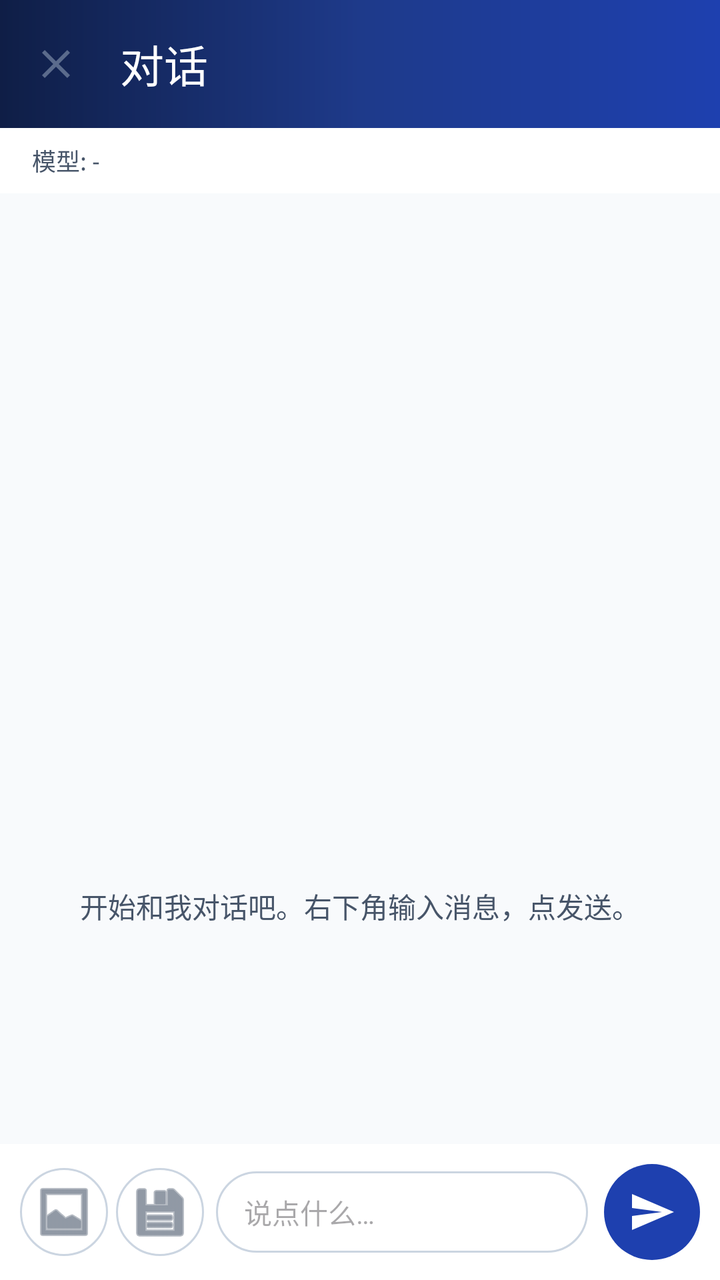
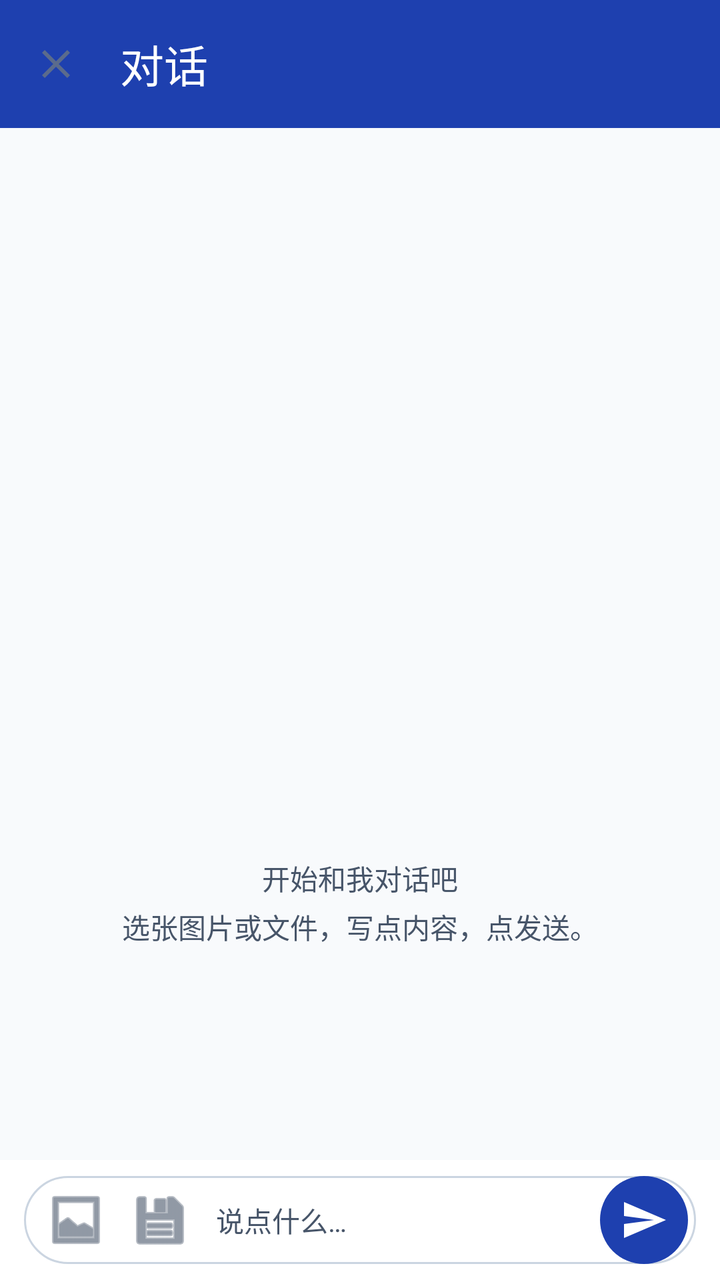

Before-and-after screenshots of an Android layout around one commit, followed by the original layout XML and the change that was made.
<!-- AndroidManifest.xml: application theme AppTheme -->
<!-- res/layout/activity_session_detail.xml -->
<?xml version="1.0" encoding="utf-8"?>
<LinearLayout xmlns:android="http://schemas.android.com/apk/res/android"
    xmlns:app="http://schemas.android.com/apk/res-auto"
    android:layout_width="match_parent"
    android:layout_height="match_parent"
    android:orientation="vertical"
    android:background="?android:colorBackground">

    
    <com.google.android.material.appbar.MaterialToolbar
        android:id="@+id/detail_toolbar"
        android:layout_width="match_parent"
        android:layout_height="?attr/actionBarSize"
        android:background="@drawable/bg_toolbar_gradient"
        app:navigationIcon="@drawable/ic_close"
        app:titleTextColor="@android:color/white"
        app:title="对话" />

    
    <LinearLayout
        android:layout_width="match_parent"
        android:layout_height="wrap_content"
        android:orientation="horizontal"
        android:gravity="center_vertical"
        android:paddingLeft="16dp"
        android:paddingRight="16dp"
        android:paddingTop="6dp"
        android:paddingBottom="6dp"
        android:background="?attr/colorSurface">

        <TextView
            android:id="@+id/detail_model"
            android:layout_width="0dp"
            android:layout_height="wrap_content"
            android:layout_weight="1"
            android:textSize="12sp"
            android:textColor="?attr/colorOnSurfaceVariant"
            android:text="模型: -" />

        <TextView
            android:id="@+id/detail_status"
            android:layout_width="wrap_content"
            android:layout_height="wrap_content"
            style="@style/StatusBadge" />
    </LinearLayout>

    
    <LinearLayout
        android:id="@+id/detail_controls"
        android:layout_width="match_parent"
        android:layout_height="wrap_content"
        android:orientation="horizontal"
        android:visibility="gone"
        android:paddingLeft="12dp"
        android:paddingRight="12dp"
        android:paddingTop="4dp"
        android:paddingBottom="4dp"
        android:background="?attr/colorSurface">

        <com.google.android.material.button.MaterialButton
            android:id="@+id/detail_pause"
            android:layout_width="0dp"
            android:layout_height="wrap_content"
            android:layout_weight="1"
            android:layout_marginEnd="4dp"
            android:layout_marginRight="4dp"
            android:text="暂停"
            style="@style/Widget.Material3.Button.TonalButton" />

        <com.google.android.material.button.MaterialButton
            android:id="@+id/detail_resume"
            android:layout_width="0dp"
            android:layout_height="wrap_content"
            android:layout_weight="1"
            android:layout_marginLeft="4dp"
            android:layout_marginStart="4dp"
            android:layout_marginEnd="4dp"
            android:layout_marginRight="4dp"
            android:text="继续"
            android:visibility="gone"
            style="@style/Widget.Material3.Button.TonalButton" />

        <com.google.android.material.button.MaterialButton
            android:id="@+id/detail_cancel"
            android:layout_width="0dp"
            android:layout_height="wrap_content"
            android:layout_weight="1"
            android:layout_marginLeft="4dp"
            android:layout_marginStart="4dp"
            android:text="取消"
            style="@style/Widget.Material3.Button.OutlinedButton" />
    </LinearLayout>

    
    <androidx.recyclerview.widget.RecyclerView
        android:id="@+id/chat_recycler"
        android:layout_width="match_parent"
        android:layout_height="0dp"
        android:layout_weight="1"
        android:clipToPadding="false"
        android:paddingTop="8dp"
        android:paddingBottom="8dp" />

    
    <TextView
        android:id="@+id/chat_empty"
        android:layout_width="match_parent"
        android:layout_height="0dp"
        android:layout_weight="1"
        android:gravity="center"
        android:padding="24dp"
        android:textSize="14sp"
        android:textColor="?attr/colorOnSurfaceVariant"
        android:text="开始和我对话吧。右下角输入消息，点发送。" />

    
    <LinearLayout
        android:id="@+id/detail_attach_strip"
        android:layout_width="match_parent"
        android:layout_height="wrap_content"
        android:orientation="horizontal"
        android:visibility="gone"
        android:paddingLeft="10dp"
        android:paddingRight="10dp"
        android:paddingTop="6dp"
        android:background="?attr/colorSurface">

        <HorizontalScrollView
            android:layout_width="0dp"
            android:layout_height="wrap_content"
            android:layout_weight="1"
            android:scrollbars="none">

            <LinearLayout
                android:id="@+id/attach_strip_items"
                android:layout_width="wrap_content"
                android:layout_height="wrap_content"
                android:orientation="horizontal" />
        </HorizontalScrollView>
    </LinearLayout>

    
    <LinearLayout
        android:layout_width="match_parent"
        android:layout_height="wrap_content"
        android:orientation="horizontal"
        android:gravity="center_vertical"
        android:padding="10dp"
        android:background="?attr/colorSurface">

        <ImageButton
            android:id="@+id/detail_pick_image"
            android:layout_width="44dp"
            android:layout_height="44dp"
            android:background="@drawable/bg_input_bar"
            android:src="@android:drawable/ic_menu_gallery"
            android:contentDescription="选择图片"
            android:scaleType="center"
            app:tint="?attr/colorOnSurfaceVariant" />

        <ImageButton
            android:id="@+id/detail_pick_file"
            android:layout_width="44dp"
            android:layout_height="44dp"
            android:layout_marginLeft="4dp"
            android:layout_marginStart="4dp"
            android:background="@drawable/bg_input_bar"
            android:src="@android:drawable/ic_menu_save"
            android:contentDescription="选择文件"
            android:scaleType="center"
            app:tint="?attr/colorOnSurfaceVariant" />

        <LinearLayout
            android:layout_width="0dp"
            android:layout_height="wrap_content"
            android:layout_weight="1"
            android:layout_marginLeft="6dp"
            android:layout_marginStart="6dp"
            android:orientation="horizontal"
            android:background="@drawable/bg_input_bar">

            <EditText
                android:id="@+id/detail_prompt"
                android:layout_width="0dp"
                android:layout_height="wrap_content"
                android:layout_weight="1"
                android:background="@null"
                android:hint="说点什么…"
                android:inputType="textMultiLine"
                android:maxLines="4"
                android:minLines="1"
                android:paddingLeft="14dp"
                android:paddingRight="6dp"
                android:paddingTop="10dp"
                android:paddingBottom="10dp"
                android:textSize="14sp"
                android:textColor="?attr/colorOnSurface" />
        </LinearLayout>

        <ImageButton
            android:id="@+id/detail_send"
            android:layout_width="48dp"
            android:layout_height="48dp"
            android:layout_marginStart="8dp"
            android:background="@drawable/bg_send_btn"
            android:src="@drawable/ic_send"
            android:contentDescription="发送"
            android:scaleType="center" />
    </LinearLayout>

</LinearLayout>
<!-- resources referenced by this layout -->
<resources>
  <!-- drawable bg_input_bar (drawable) -->
  <?xml version="1.0" encoding="utf-8"?>
  <shape xmlns:android="http://schemas.android.com/apk/res/android" android:shape="rectangle">
      <solid android:color="@color/surface" />
      <stroke android:width="1dp" android:color="@color/outline" />
      <corners android:radius="24dp" />
  </shape>
  <!-- drawable bg_send_btn (drawable) -->
  <?xml version="1.0" encoding="utf-8"?>
  <shape xmlns:android="http://schemas.android.com/apk/res/android" android:shape="oval">
      <solid android:color="@color/seed_blue" />
  </shape>
  <!-- drawable bg_toolbar_gradient (drawable) -->
  <?xml version="1.0" encoding="utf-8"?>
  <shape xmlns:android="http://schemas.android.com/apk/res/android" android:shape="rectangle">
      <gradient
          android:angle="0"
          android:startColor="#0F1E46"
          android:centerColor="#1E3A8A"
          android:endColor="#1E40AF"
          android:type="linear" />
  </shape>
  <!-- drawable ic_close (drawable) -->
  <?xml version="1.0" encoding="utf-8"?>
  <vector xmlns:android="http://schemas.android.com/apk/res/android"
      android:width="24dp" android:height="24dp"
      android:viewportWidth="24" android:viewportHeight="24">
      <path
          android:fillColor="#5B6B8C"
          android:pathData="M19,6.41L17.59,5 12,10.59 6.41,5 5,6.41 10.59,12 5,17.59 6.41,19 12,13.41 17.59,19 19,17.59 13.41,12z" />
  </vector>
  <!-- drawable ic_send (drawable) -->
  <?xml version="1.0" encoding="utf-8"?>
  <vector xmlns:android="http://schemas.android.com/apk/res/android"
      android:width="24dp"
      android:height="24dp"
      android:viewportWidth="24"
      android:viewportHeight="24"
      android:tint="@android:color/white">
      <path
          android:fillColor="@android:color/white"
          android:pathData="M2.01,21L23,12 2.01,3 2,10l15,2 -15,2z" />
  </vector>
  <style name="StatusBadge">
          <item name="android:textStyle">bold</item>
          <item name="android:textSize">11sp</item>
          <item name="android:paddingStart">8dp</item>
          <item name="android:paddingEnd">8dp</item>
          <item name="android:paddingTop">3dp</item>
          <item name="android:paddingBottom">3dp</item>
          <item name="android:textColor">@android:color/white</item>
          <item name="android:gravity">center</item>
          <item name="android:minWidth">48dp</item>
      </style>
  <style name="AppTheme" parent="Theme.Material3.Light.NoActionBar">
          <item name="colorPrimary">@color/seed_blue</item>
          <item name="colorPrimaryVariant">@color/seed_blue</item>
          <item name="colorOnPrimary">@color/on_primary</item>
          <item name="colorSecondary">@color/seed_blue</item>
          <item name="colorOnSecondary">@color/on_primary</item>
          <item name="android:colorBackground">@color/background</item>
          <item name="colorSurface">@color/surface</item>
          <item name="colorOnSurface">@color/on_surface</item>
          <item name="colorOnSurfaceVariant">@color/on_surface_variant</item>
          <item name="colorOutline">@color/outline</item>
          <item name="colorError">@color/error</item>
          <item name="android:statusBarColor">@color/surface</item>
          <item name="android:windowLightStatusBar">true</item>
          <item name="android:navigationBarColor">@color/surface</item>
      </style>
  <color name="surface">#FFFFFF</color>
  <color name="outline">#CBD5E1</color>
  <color name="seed_blue">#1E40AF</color>
  <color name="on_primary">#FFFFFF</color>
  <color name="background">#F8FAFC</color>
  <color name="on_surface">#0F172A</color>
  <color name="on_surface_variant">#475569</color>
  <color name="error">#DC2626</color>
</resources>

<!-- the commit's change to res/layout/activity_session_detail.xml (unified diff, before → after) -->
@@ -14,35 +14,32 @@
         android:background="@drawable/bg_toolbar_gradient"
         app:navigationIcon="@drawable/ic_close"
         app:titleTextColor="@android:color/white"
+        app:subtitleTextColor="#C7D2FE"
         app:title="对话" />
 
     
-    <LinearLayout
+    <androidx.recyclerview.widget.RecyclerView
+        android:id="@+id/chat_recycler"
         android:layout_width="match_parent"
-        android:layout_height="wrap_content"
-        android:orientation="horizontal"
-        android:gravity="center_vertical"
-        android:paddingLeft="16dp"
-        android:paddingRight="16dp"
-        android:paddingTop="6dp"
+        android:layout_height="0dp"
+        android:layout_weight="1"
+        android:clipToPadding="false"
+        android:paddingTop="10dp"
         android:paddingBottom="6dp"
-        android:background="?attr/colorSurface">
+        android:background="?android:colorBackground" />
 
-        <TextView
-            android:id="@+id/detail_model"
-            android:layout_width="0dp"
-            android:layout_height="wrap_content"
-            android:layout_weight="1"
-            android:textSize="12sp"
-            android:textColor="?attr/colorOnSurfaceVariant"
-            android:text="模型: -" />
-
-        <TextView
-            android:id="@+id/detail_status"
-            android:layout_width="wrap_content"
-            android:layout_height="wrap_content"
-            style="@style/StatusBadge" />
-    </LinearLayout>
+    
+    <TextView
+        android:id="@+id/chat_empty"
+        android:layout_width="match_parent"
+        android:layout_height="0dp"
+        android:layout_weight="1"
+        android:gravity="center"
+        android:padding="32dp"
+        android:textSize="14sp"
+        android:lineSpacingExtra="4dp"
+        android:textColor="?attr/colorOnSurfaceVariant"
+        android:text="开始和我对话吧\n选张图片或文件，写点内容，点发送。" />
 
     
     <LinearLayout
@@ -51,10 +48,10 @@
         android:layout_height="wrap_content"
         android:orientation="horizontal"
         android:visibility="gone"
-        android:paddingLeft="12dp"
-        android:paddingRight="12dp"
-        android:paddingTop="4dp"
-        android:paddingBottom="4dp"
+        android:paddingLeft="16dp"
+        android:paddingRight="16dp"
+        android:paddingTop="6dp"
+        android:paddingBottom="6dp"
         android:background="?attr/colorSurface">
 
         <com.google.android.material.button.MaterialButton
@@ -62,8 +59,8 @@
             android:layout_width="0dp"
             android:layout_height="wrap_content"
             android:layout_weight="1"
-            android:layout_marginEnd="4dp"
-            android:layout_marginRight="4dp"
+            android:layout_marginEnd="6dp"
+            android:layout_marginRight="6dp"
             android:text="暂停"
             style="@style/Widget.Material3.Button.TonalButton" />
 
@@ -72,10 +69,10 @@
             android:layout_width="0dp"
             android:layout_height="wrap_content"
             android:layout_weight="1"
-            android:layout_marginLeft="4dp"
-            android:layout_marginStart="4dp"
-            android:layout_marginEnd="4dp"
-            android:layout_marginRight="4dp"
+            android:layout_marginLeft="6dp"
+            android:layout_marginStart="6dp"
+            android:layout_marginEnd="6dp"
+            android:layout_marginRight="6dp"
             android:text="继续"
             android:visibility="gone"
             style="@style/Widget.Material3.Button.TonalButton" />
@@ -85,99 +82,72 @@
             android:layout_width="0dp"
             android:layout_height="wrap_content"
             android:layout_weight="1"
-            android:layout_marginLeft="4dp"
-            android:layout_marginStart="4dp"
+            android:layout_marginLeft="6dp"
+            android:layout_marginStart="6dp"
             android:text="取消"
             style="@style/Widget.Material3.Button.OutlinedButton" />
     </LinearLayout>
 
     
-    <androidx.recyclerview.widget.RecyclerView
-        android:id="@+id/chat_recycler"
-        android:layout_width="match_parent"
-        android:layout_height="0dp"
-        android:layout_weight="1"
-        android:clipToPadding="false"
-        android:paddingTop="8dp"
-        android:paddingBottom="8dp" />
-
-    
-    <TextView
-        android:id="@+id/chat_empty"
-        android:layout_width="match_parent"
-        android:layout_height="0dp"
-        android:layout_weight="1"
-        android:gravity="center"
-        android:padding="24dp"
-        android:textSize="14sp"
-        android:textColor="?attr/colorOnSurfaceVariant"
-        android:text="开始和我对话吧。右下角输入消息，点发送。" />
-
-    
-    <LinearLayout
+    <HorizontalScrollView
         android:id="@+id/detail_attach_strip"
         android:layout_width="match_parent"
         android:layout_height="wrap_content"
-        android:orientation="horizontal"
         android:visibility="gone"
-        android:paddingLeft="10dp"
-        android:paddingRight="10dp"
-        android:paddingTop="6dp"
+        android:paddingLeft="16dp"
+        android:paddingRight="16dp"
+        android:paddingTop="8dp"
+        android:scrollbars="none"
         android:background="?attr/colorSurface">
 
-        <HorizontalScrollView
-            android:layout_width="0dp"
+        <LinearLayout
+            android:id="@+id/attach_strip_items"
+            android:layout_width="wrap_content"
             android:layout_height="wrap_content"
-            android:layout_weight="1"
-            android:scrollbars="none">
-
-            <LinearLayout
-                android:id="@+id/attach_strip_items"
-                android:layout_width="wrap_content"
-                android:layout_height="wrap_content"
-                android:orientation="horizontal" />
-        </HorizontalScrollView>
-    </LinearLayout>
+            android:orientation="horizontal" />
+    </HorizontalScrollView>
 
     
     <LinearLayout
         android:layout_width="match_parent"
         android:layout_height="wrap_content"
-        android:orientation="horizontal"
-        android:gravity="center_vertical"
-        android:padding="10dp"
-        android:background="?attr/colorSurface">
-
-        <ImageButton
-            android:id="@+id/detail_pick_image"
-            android:layout_width="44dp"
-            android:layout_height="44dp"
-            android:background="@drawable/bg_input_bar"
-            android:src="@android:drawable/ic_menu_gallery"
-            android:contentDescription="选择图片"
-            android:scaleType="center"
-            app:tint="?attr/colorOnSurfaceVariant" />
-
-        <ImageButton
-            android:id="@+id/detail_pick_file"
-            android:layout_width="44dp"
-            android:layout_height="44dp"
-            android:layout_marginLeft="4dp"
-            android:layout_marginStart="4dp"
-            android:background="@drawable/bg_input_bar"
-            android:src="@android:drawable/ic_menu_save"
-            android:contentDescription="选择文件"
-            android:scaleType="center"
-            app:tint="?attr/colorOnSurfaceVariant" />
+        android:orientation="vertical"
+        android:background="?attr/colorSurface"
+        android:paddingLeft="12dp"
+        android:paddingRight="12dp"
+        android:paddingTop="8dp"
+        android:paddingBottom="8dp">
 
         <LinearLayout
-            android:layout_width="0dp"
+            android:layout_width="match_parent"
             android:layout_height="wrap_content"
-            android:layout_weight="1"
-            android:layout_marginLeft="6dp"
-            android:layout_marginStart="6dp"
             android:orientation="horizontal"
-            android:background="@drawable/bg_input_bar">
+            android:gravity="center_vertical"
+            android:background="@drawable/bg_input_bar"
+            android:paddingLeft="6dp"
+            android:paddingRight="4dp">
+
+            <ImageButton
+                android:id="@+id/detail_pick_image"
+                android:layout_width="40dp"
+                android:layout_height="40dp"
+                android:background="@android:color/transparent"
+                android:src="@android:drawable/ic_menu_gallery"
+                android:contentDescription="选择图片"
+                android:scaleType="center"
+                app:tint="?attr/colorOnSurfaceVariant" />
+
+            <ImageButton
+                android:id="@+id/detail_pick_file"
+                android:layout_width="40dp"
+                android:layout_height="40dp"
+                android:layout_marginLeft="2dp"
+                android:layout_marginStart="2dp"
+                android:background="@android:color/transparent"
+                android:src="@android:drawable/ic_menu_save"
+                android:contentDescription="选择文件"
+                android:scaleType="center"
+                app:tint="?attr/colorOnSurfaceVariant" />
 
             <EditText
                 android:id="@+id/detail_prompt"
@@ -189,23 +159,25 @@
                 android:inputType="textMultiLine"
                 android:maxLines="4"
                 android:minLines="1"
-                android:paddingLeft="14dp"
-                android:paddingRight="6dp"
+                android:paddingLeft="8dp"
+                android:paddingRight="4dp"
                 android:paddingTop="10dp"
                 android:paddingBottom="10dp"
+                android:gravity="top"
                 android:textSize="14sp"
-                android:textColor="?attr/colorOnSurface" />
+                android:textColor="?attr/colorOnSurface"
+                android:textColorHint="?attr/colorOnSurfaceVariant" />
+
+            <ImageButton
+                android:id="@+id/detail_send"
+                android:layout_width="44dp"
+                android:layout_height="44dp"
+                android:background="@drawable/bg_send_btn"
+                android:src="@drawable/ic_send"
+                android:contentDescription="发送"
+                android:scaleType="center"
+                app:tint="@android:color/white" />
         </LinearLayout>
-
-        <ImageButton
-            android:id="@+id/detail_send"
-            android:layout_width="48dp"
-            android:layout_height="48dp"
-            android:layout_marginStart="8dp"
-            android:background="@drawable/bg_send_btn"
-            android:src="@drawable/ic_send"
-            android:contentDescription="发送"
-            android:scaleType="center" />
     </LinearLayout>
 
 </LinearLayout>
<!-- resource entries referenced after the edit -->
@@ -15,12 +15,7 @@
   <!-- drawable bg_toolbar_gradient (drawable) -->
   <?xml version="1.0" encoding="utf-8"?>
   <shape xmlns:android="http://schemas.android.com/apk/res/android" android:shape="rectangle">
-      <gradient
-          android:angle="0"
-          android:startColor="#0F1E46"
-          android:centerColor="#1E3A8A"
-          android:endColor="#1E40AF"
-          android:type="linear" />
+      <solid android:color="@color/seed_blue" />
   </shape>
   <!-- drawable ic_close (drawable) -->
   <?xml version="1.0" encoding="utf-8"?>
@@ -43,17 +38,6 @@
           android:fillColor="@android:color/white"
           android:pathData="M2.01,21L23,12 2.01,3 2,10l15,2 -15,2z" />
   </vector>
-  <style name="StatusBadge">
-          <item name="android:textStyle">bold</item>
-          <item name="android:textSize">11sp</item>
-          <item name="android:paddingStart">8dp</item>
-          <item name="android:paddingEnd">8dp</item>
-          <item name="android:paddingTop">3dp</item>
-          <item name="android:paddingBottom">3dp</item>
-          <item name="android:textColor">@android:color/white</item>
-          <item name="android:gravity">center</item>
-          <item name="android:minWidth">48dp</item>
-      </style>
   <style name="AppTheme" parent="Theme.Material3.Light.NoActionBar">
           <item name="colorPrimary">@color/seed_blue</item>
           <item name="colorPrimaryVariant">@color/seed_blue</item>
